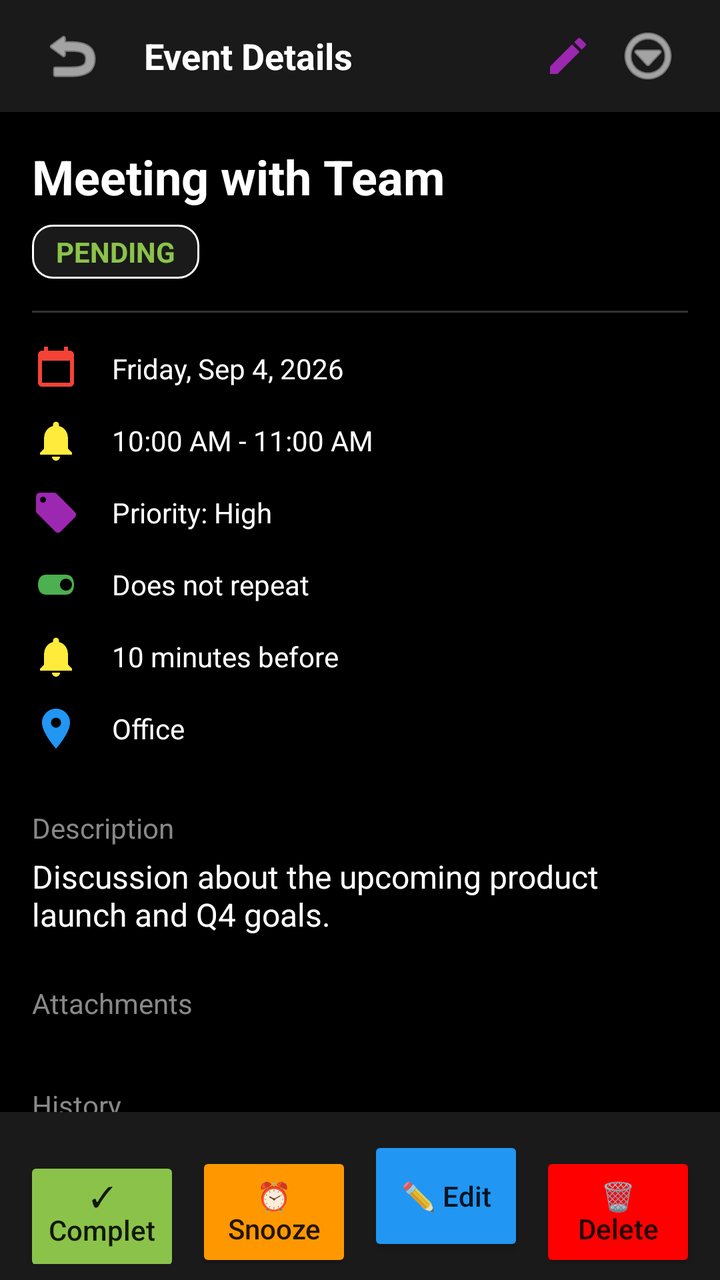
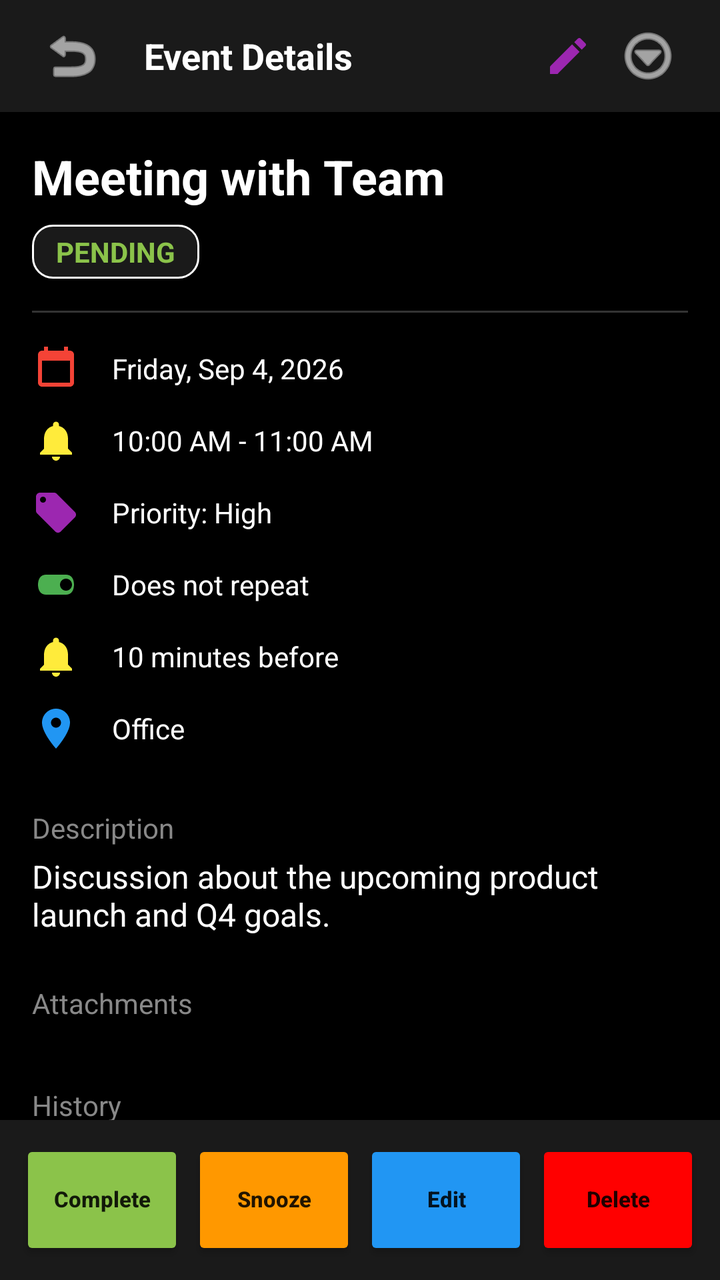

An Android layout rendered at two revisions. The XML below is the earlier revision; the diff shows what the commit changed to produce the second picture.
<!-- AndroidManifest.xml: activity theme Theme.MyCalendar2026SAR -->
<!-- res/layout/activity_notification_details.xml -->
<?xml version="1.0" encoding="utf-8"?>
<androidx.constraintlayout.widget.ConstraintLayout xmlns:android="http://schemas.android.com/apk/res/android"
    xmlns:app="http://schemas.android.com/apk/res-auto"
    android:layout_width="match_parent"
    android:layout_height="match_parent"
    android:background="@color/black">

    <LinearLayout
        android:id="@+id/topBar"
        android:layout_width="match_parent"
        android:layout_height="?attr/actionBarSize"
        android:background="#1A1A1A"
        android:gravity="center_vertical"
        android:orientation="horizontal"
        android:paddingHorizontal="16dp"
        app:layout_constraintTop_toTopOf="parent">

        <ImageButton
            android:id="@+id/backButton"
            android:layout_width="40dp"
            android:layout_height="40dp"
            android:background="?attr/selectableItemBackgroundBorderless"
            android:src="@android:drawable/ic_menu_revert"
            app:tint="@color/white" />

        <TextView
            android:id="@+id/topTitle"
            android:layout_width="0dp"
            android:layout_height="wrap_content"
            android:layout_marginStart="16dp"
            android:layout_weight="1"
            android:text="Event Details"
            android:textColor="@color/white"
            android:textSize="18sp"
            android:textStyle="bold" />

        <ImageButton
            android:id="@+id/editTopButton"
            android:layout_width="40dp"
            android:layout_height="40dp"
            android:background="?attr/selectableItemBackgroundBorderless"
            android:src="@drawable/ic_menu_edit_color" />

        <ImageButton
            android:id="@+id/moreOptionsButton"
            android:layout_width="40dp"
            android:layout_height="40dp"
            android:background="?attr/selectableItemBackgroundBorderless"
            android:src="@android:drawable/ic_menu_more"
            app:tint="@color/white" />
    </LinearLayout>

    <ScrollView
        android:layout_width="match_parent"
        android:layout_height="0dp"
        app:layout_constraintBottom_toTopOf="@id/bottomActions"
        app:layout_constraintTop_toBottomOf="@id/topBar">

        <LinearLayout
            android:layout_width="match_parent"
            android:layout_height="wrap_content"
            android:orientation="vertical"
            android:padding="16dp">

            <TextView
                android:id="@+id/detailTitle"
                android:layout_width="match_parent"
                android:layout_height="wrap_content"
                android:text="Meeting with Team"
                android:textColor="@color/white"
                android:textSize="24sp"
                android:textStyle="bold" />

            <TextView
                android:id="@+id/detailStatus"
                android:layout_width="wrap_content"
                android:layout_height="wrap_content"
                android:layout_marginTop="8dp"
                android:background="@drawable/task_input_border"
                android:paddingHorizontal="12dp"
                android:paddingVertical="4dp"
                android:text="PENDING"
                android:textColor="@color/light_green"
                android:textStyle="bold" />

            <View
                android:layout_width="match_parent"
                android:layout_height="1dp"
                android:layout_marginVertical="16dp"
                android:background="#333333" />

            
            <LinearLayout
                android:layout_width="match_parent"
                android:layout_height="wrap_content"
                android:orientation="horizontal"
                android:gravity="center_vertical"
                android:layout_marginBottom="12dp">
                <ImageView android:layout_width="24dp" android:layout_height="24dp" android:src="@drawable/ic_menu_calendar_color" />
                <TextView android:id="@+id/detailDate" android:layout_width="wrap_content" android:layout_height="wrap_content" android:layout_marginStart="16dp" android:text="Friday, Sep 4, 2026" android:textColor="@color/white" />
            </LinearLayout>

            <LinearLayout
                android:layout_width="match_parent"
                android:layout_height="wrap_content"
                android:orientation="horizontal"
                android:gravity="center_vertical"
                android:layout_marginBottom="12dp">
                <ImageView android:layout_width="24dp" android:layout_height="24dp" android:src="@drawable/ic_menu_reminder_color" />
                <TextView android:id="@+id/detailTime" android:layout_width="wrap_content" android:layout_height="wrap_content" android:layout_marginStart="16dp" android:text="10:00 AM - 11:00 AM" android:textColor="@color/white" />
            </LinearLayout>

            <LinearLayout
                android:layout_width="match_parent"
                android:layout_height="wrap_content"
                android:orientation="horizontal"
                android:gravity="center_vertical"
                android:layout_marginBottom="12dp">
                <ImageView android:layout_width="24dp" android:layout_height="24dp" android:src="@drawable/ic_menu_tx_names_color" />
                <TextView android:id="@+id/detailPriority" android:layout_width="wrap_content" android:layout_height="wrap_content" android:layout_marginStart="16dp" android:text="Priority: High" android:textColor="@color/white" />
            </LinearLayout>

            <LinearLayout
                android:layout_width="match_parent"
                android:layout_height="wrap_content"
                android:orientation="horizontal"
                android:gravity="center_vertical"
                android:layout_marginBottom="12dp">
                <ImageView android:layout_width="24dp" android:layout_height="24dp" android:src="@drawable/ic_menu_quick_bar_color" />
                <TextView android:id="@+id/detailRepeat" android:layout_width="wrap_content" android:layout_height="wrap_content" android:layout_marginStart="16dp" android:text="Does not repeat" android:textColor="@color/white" />
            </LinearLayout>

            <LinearLayout
                android:layout_width="match_parent"
                android:layout_height="wrap_content"
                android:orientation="horizontal"
                android:gravity="center_vertical"
                android:layout_marginBottom="12dp">
                <ImageView android:layout_width="24dp" android:layout_height="24dp" android:src="@drawable/ic_menu_reminder_color" />
                <TextView android:id="@+id/detailReminder" android:layout_width="wrap_content" android:layout_height="wrap_content" android:layout_marginStart="16dp" android:text="10 minutes before" android:textColor="@color/white" />
            </LinearLayout>

            <LinearLayout
                android:layout_width="match_parent"
                android:layout_height="wrap_content"
                android:orientation="horizontal"
                android:gravity="center_vertical"
                android:layout_marginBottom="12dp">
                <ImageView android:layout_width="24dp" android:layout_height="24dp" android:src="@drawable/ic_menu_address_color" />
                <TextView android:id="@+id/detailLocation" android:layout_width="wrap_content" android:layout_height="wrap_content" android:layout_marginStart="16dp" android:text="Office" android:textColor="@color/white" />
            </LinearLayout>

            <TextView
                android:layout_width="wrap_content"
                android:layout_height="wrap_content"
                android:layout_marginTop="16dp"
                android:text="Description"
                android:textColor="#888888"
                android:textSize="14sp" />

            <TextView
                android:id="@+id/detailNotes"
                android:layout_width="match_parent"
                android:layout_height="wrap_content"
                android:layout_marginTop="4dp"
                android:text="Discussion about the upcoming product launch and Q4 goals."
                android:textColor="@color/white"
                android:textSize="16sp" />

            
            <LinearLayout
                android:id="@+id/voiceNoteContainer"
                android:layout_width="match_parent"
                android:layout_height="wrap_content"
                android:layout_marginTop="24dp"
                android:background="#1A1A1A"
                android:orientation="horizontal"
                android:padding="12dp"
                android:gravity="center_vertical"
                android:visibility="gone">
                <ImageButton android:id="@+id/playVoiceBtn" android:layout_width="40dp" android:layout_height="40dp" android:src="@android:drawable/ic_media_play" android:background="?attr/selectableItemBackgroundBorderless" app:tint="@color/light_green"/>
                <TextView android:layout_width="0dp" android:layout_height="wrap_content" android:layout_weight="1" android:layout_marginStart="12dp" android:text="Voice Note" android:textColor="@color/white" />
                <ImageButton android:id="@+id/deleteVoiceBtn" android:layout_width="40dp" android:layout_height="40dp" android:src="@drawable/ic_menu_trash_color" android:background="?attr/selectableItemBackgroundBorderless" />
            </LinearLayout>

            
            <TextView
                android:layout_width="wrap_content"
                android:layout_height="wrap_content"
                android:layout_marginTop="24dp"
                android:text="Attachments"
                android:textColor="#888888"
                android:textSize="14sp" />

            <androidx.recyclerview.widget.RecyclerView
                android:id="@+id/attachmentsRecyclerView"
                android:layout_width="match_parent"
                android:layout_height="wrap_content"
                android:layout_marginTop="8dp"
                android:nestedScrollingEnabled="false" />

            
            <TextView
                android:layout_width="wrap_content"
                android:layout_height="wrap_content"
                android:layout_marginTop="24dp"
                android:text="History"
                android:textColor="#888888"
                android:textSize="14sp" />

            <LinearLayout
                android:id="@+id/historyContainer"
                android:layout_width="match_parent"
                android:layout_height="wrap_content"
                android:layout_marginTop="8dp"
                android:orientation="vertical" />

        </LinearLayout>
    </ScrollView>

    <LinearLayout
        android:id="@+id/bottomActions"
        android:layout_width="match_parent"
        android:layout_height="wrap_content"
        android:background="#1A1A1A"
        android:orientation="horizontal"
        android:padding="8dp"
        app:layout_constraintBottom_toBottomOf="parent">

        <Button
            android:id="@+id/completeAction"
            android:layout_width="0dp"
            android:layout_height="60dp"
            android:layout_weight="1"
            android:layout_margin="4dp"
            android:backgroundTint="@color/light_green"
            android:text="✓ Complete"
            android:textAllCaps="false" />

        <Button
            android:id="@+id/snoozeAction"
            android:layout_width="0dp"
            android:layout_height="60dp"
            android:layout_weight="1"
            android:layout_margin="4dp"
            android:backgroundTint="#FF9800"
            android:text="⏰ Snooze"
            android:textAllCaps="false" />

        <Button
            android:id="@+id/editAction"
            android:layout_width="0dp"
            android:layout_height="60dp"
            android:layout_weight="1"
            android:layout_margin="4dp"
            android:backgroundTint="#2196F3"
            android:text="✏️ Edit"
            android:textAllCaps="false" />

        <Button
            android:id="@+id/deleteAction"
            android:layout_width="0dp"
            android:layout_height="60dp"
            android:layout_weight="1"
            android:layout_margin="4dp"
            android:backgroundTint="@color/red"
            android:text="🗑️ Delete"
            android:textAllCaps="false" />
    </LinearLayout>

</androidx.constraintlayout.widget.ConstraintLayout>
<!-- resources referenced by this layout -->
<resources>
  <color name="black">#FF000000</color>
  <color name="light_green">#8BC34A</color>
  <color name="red">#FF0000</color>
  <color name="white">#FFFFFFFF</color>
  <!-- drawable ic_menu_address_color (drawable) -->
  <vector xmlns:android="http://schemas.android.com/apk/res/android"
      android:width="24dp"
      android:height="24dp"
      android:viewportWidth="24"
      android:viewportHeight="24">
      <path
          android:fillColor="#2196F3"
          android:pathData="M12,2C8.13,2 5,5.13 5,9c0,5.25 7,13 7,13s7,-7.75 7,-13c0,-3.87 -3.13,-7 -7,-7zM12,11.5c-1.38,0 -2.5,-1.12 -2.5,-2.5s1.12,-2.5 2.5,-2.5s2.5,1.12 2.5,2.5S13.38,11.5 12,11.5z" />
  </vector>
  <!-- drawable ic_menu_calendar_color (drawable) -->
  <vector xmlns:android="http://schemas.android.com/apk/res/android"
      android:width="24dp"
      android:height="24dp"
      android:viewportWidth="24"
      android:viewportHeight="24">
      <path
          android:fillColor="#F44336"
          android:pathData="M19,3h-1V1h-2v2H8V1H6v2H5C3.89,3 3.01,3.9 3.01,5L3,19c0,1.1 0.89,2 2,2h14c1.1,0 2,-0.9 2,-2V5c0,-1.1 -0.9,-2 -2,-2zM19,19H5V8h14v11z" />
  </vector>
  <!-- drawable ic_menu_edit_color (drawable) -->
  <vector xmlns:android="http://schemas.android.com/apk/res/android"
      android:width="24dp"
      android:height="24dp"
      android:viewportWidth="24"
      android:viewportHeight="24">
      <path
          android:fillColor="#9C27B0"
          android:pathData="M3,17.25V21h3.75L17.81,9.94l-3.75,-3.75L3,17.25zM20.71,7.04c0.39,-0.39 0.39,-1.02 0,-1.41l-2.34,-2.34c-0.39,-0.39 -1.02,-0.39 -1.41,0l-1.83,1.83 3.75,3.75 1.83,-1.83z" />
  </vector>
  <!-- drawable ic_menu_quick_bar_color (drawable) -->
  <vector xmlns:android="http://schemas.android.com/apk/res/android"
      android:width="24dp"
      android:height="24dp"
      android:viewportWidth="24"
      android:viewportHeight="24">
      <path
          android:fillColor="#4CAF50"
          android:pathData="M17,7H7c-2.76,0 -4,2.24 -4,5s1.24,5 4,5h10c2.76,0 4,-2.24 4,-5S19.76,7 17,7zM17,15c-1.66,0 -3,-1.34 -3,-3s1.34,-3 3,-3 3,1.34 3,3 -1.34,3 -3,3z" />
  </vector>
  <!-- drawable ic_menu_trash_color (drawable) -->
  <vector xmlns:android="http://schemas.android.com/apk/res/android"
      android:width="24dp"
      android:height="24dp"
      android:viewportWidth="24"
      android:viewportHeight="24">
      <path
          android:fillColor="#F44336"
          android:pathData="M16,9v10H8V9h8m-1.5,-6h-5l-1,1H5v2h14V4h-3.5l-1,-1zM18,7H6v12c0,1.1 0.9,2 2,2h8c1.1,0 2,-0.9 2,-2V7z" />
  </vector>
  <!-- drawable task_input_border (drawable) -->
  <?xml version="1.0" encoding="utf-8"?>
  <shape xmlns:android="http://schemas.android.com/apk/res/android">
      <solid android:color="@color/card_dark" />
      <stroke
          android:width="1dp"
          android:color="@color/white" />
      <corners android:radius="10dp" />
  </shape>
  <color name="card_dark">#1A1A1A</color>
  <color name="hunter_green">#355E3B</color>
  <color name="teal_200">#FF03DAC5</color>
  <color name="teal_700">#FF018786</color>
  <style name="CustomMenuTextAppearance" parent="TextAppearance.AppCompat.Widget.PopupMenu.Large">
          <item name="android:textSize">@dimen/_10ssp</item>
          <item name="android:textColor">@color/white</item>
      </style>
  <style name="CustomPopupMenuStyle" parent="Widget.AppCompat.PopupMenu">
          <item name="android:minWidth">@dimen/_110sdp</item>
      </style>
  <style name="GreenButtonStyle" parent="Widget.MaterialComponents.Button.TextButton">
          <item name="android:textColor">@color/light_green</item>
      </style>
  <!-- unchanged entries left out for length: 4 -->
</resources>

<!-- the commit's change to res/layout/activity_notification_details.xml (unified diff, before → after) -->
@@ -232,9 +232,14 @@
             android:layout_width="0dp"
             android:layout_height="60dp"
             android:layout_weight="1"
-            android:layout_margin="4dp"
+            android:layout_margin="2dp"
             android:backgroundTint="@color/light_green"
-            android:text="✓ Complete"
+            android:text="Complete"
+            android:textSize="11sp"
+            android:includeFontPadding="false"
+            android:textStyle="bold"
+            android:maxLines="1"
+            android:padding="0dp"
             android:textAllCaps="false" />
 
         <Button
@@ -242,9 +247,14 @@
             android:layout_width="0dp"
             android:layout_height="60dp"
             android:layout_weight="1"
-            android:layout_margin="4dp"
+            android:layout_margin="2dp"
             android:backgroundTint="#FF9800"
-            android:text="⏰ Snooze"
+            android:text="Snooze"
+            android:textSize="11sp"
+            android:includeFontPadding="false"
+            android:textStyle="bold"
+            android:maxLines="1"
+            android:padding="0dp"
             android:textAllCaps="false" />
 
         <Button
@@ -252,9 +262,14 @@
             android:layout_width="0dp"
             android:layout_height="60dp"
             android:layout_weight="1"
-            android:layout_margin="4dp"
+            android:layout_margin="2dp"
             android:backgroundTint="#2196F3"
-            android:text="✏️ Edit"
+            android:text="Edit"
+            android:textSize="11sp"
+            android:includeFontPadding="false"
+            android:textStyle="bold"
+            android:maxLines="1"
+            android:padding="0dp"
             android:textAllCaps="false" />
 
         <Button
@@ -262,9 +277,14 @@
             android:layout_width="0dp"
             android:layout_height="60dp"
             android:layout_weight="1"
-            android:layout_margin="4dp"
+            android:layout_margin="2dp"
             android:backgroundTint="@color/red"
-            android:text="🗑️ Delete"
+            android:text="Delete"
+            android:textSize="11sp"
+            android:includeFontPadding="false"
+            android:textStyle="bold"
+            android:maxLines="1"
+            android:padding="0dp"
             android:textAllCaps="false" />
     </LinearLayout>
 
